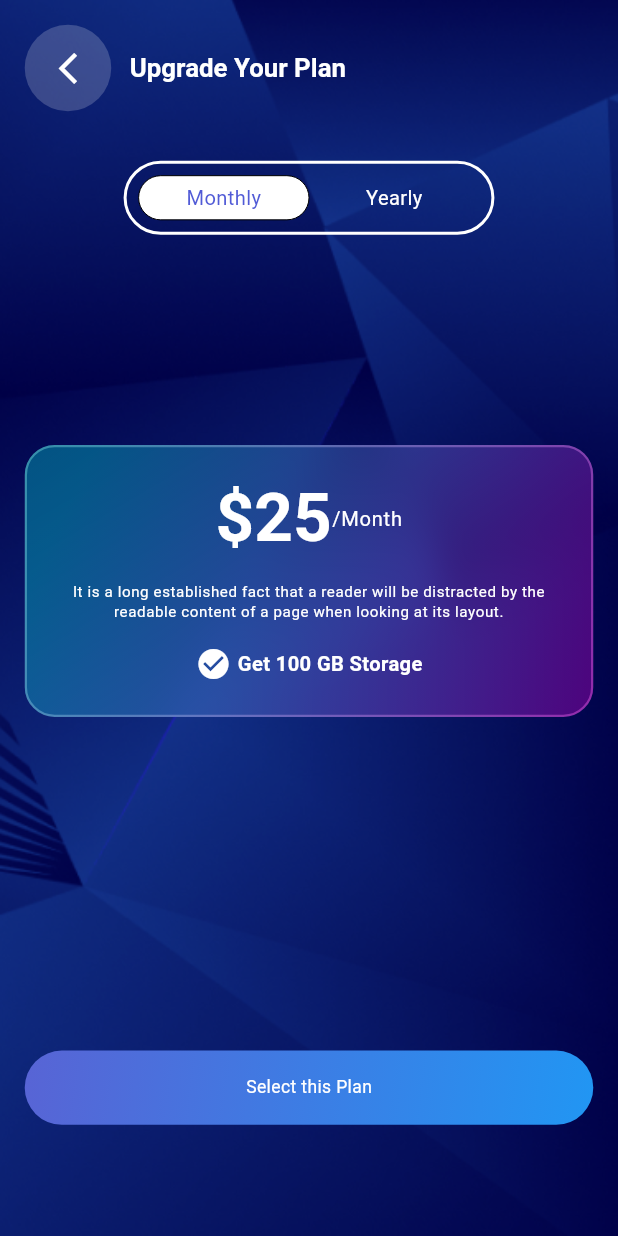
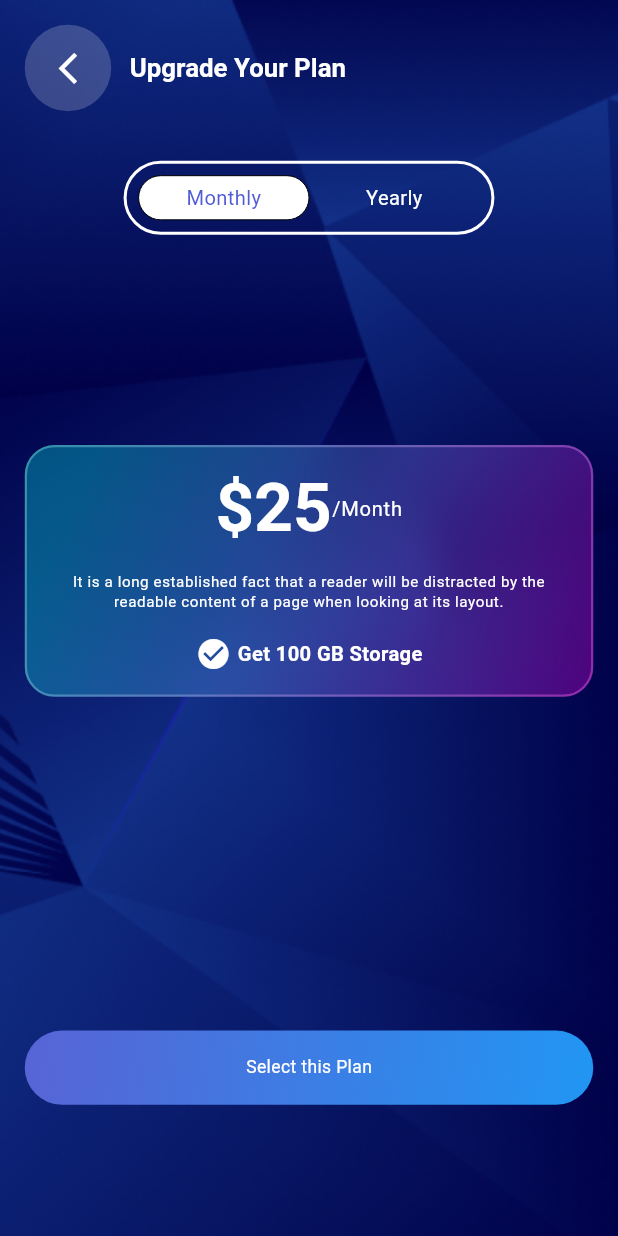
Before and after one commit to waleed-tafsol/remember_my_love_app, a Flutter app: the screen it shows after launch, after a tap on "Sign In", after a tap on "My Storage", on a phone screen of 412 x 824 dp. Run offline on Flutter 3.47's test engine with Material 3 defaults, Android fonts, the light colour scheme and no system bars; drawn by our look-alikes of glassmorphism; our stand-ins replace crystal_navigation_bar, flutter_svg, get, iconly, image_picker, lottie and 3 more; missing offline and left inert: bottom_picker, glassmorphism_widgets.

Commit message:
qa fixes

```diff
--- a/lib/controllers/Calendar_controller.dart
+++ b/lib/controllers/Calendar_controller.dart
@@ -1,11 +1,11 @@
 import 'package:get/get.dart';
 
 class CalendarController extends GetxController {
-  RxBool calendarHidded = false.obs;
+  RxBool calendarHidden = false.obs;
   Rx<DateTime> focusedDay = DateTime.now().obs;
 
   void toggleCalendarVisibility(bool val) {
-    calendarHidded.value != val ? calendarHidded.value = val : null;
+    calendarHidden.value != val ? calendarHidden.value = val : null;
   }
 
   String getMonthName(int month) {
--- a/lib/view/screens/bottom_nav_bar/Bottom_nav_bar.dart
+++ b/lib/view/screens/bottom_nav_bar/Bottom_nav_bar.dart
@@ -1,5 +1,6 @@
 import 'package:crystal_navigation_bar/crystal_navigation_bar.dart';
 import 'package:flutter/material.dart';
+import 'package:remember_my_love_app/constants/StyleConstants.dart';
 import 'package:remember_my_love_app/view/screens/Upload_memory_screens/Upload_memory_screen.dart';
 import 'package:remember_my_love_app/view/screens/bottom_nav_bar/Bottom_nav_bar_screens/Notification_screen.dart';
 import 'package:remember_my_love_app/view/screens/bottom_nav_bar/Bottom_nav_bar_screens/Home_screen.dart';
@@ -8,6 +9,7 @@ import 'package:remember_my_love_app/view/screens/bottom_nav_bar/Bottom_nav_bar_
 import 'package:remember_my_love_app/view/widgets/custom_scaffold.dart';
 import 'package:iconly/iconly.dart';
 import 'package:get/get.dart';
+import 'package:responsive_sizer/responsive_sizer.dart';
 
 import '../../../controllers/Bottom_nav_bar_controller.dart';
 
@@ -38,6 +40,9 @@ class BottomNavBarScreen extends GetView<BottomNavController> {
       bottomNavigationBar: Obx(() {
         return ClipRect(
           child: CrystalNavigationBar(
+            marginR: EdgeInsets.symmetric(vertical: 20, horizontal: 8.w),
+            itemPadding: EdgeInsets.symmetric(vertical: 10, horizontal: 3.w),
+            // margin: EdgeInsets.symmetric(vertical: 2.h, horizontal: 4.w),
             currentIndex:
                 SelectedTab.values.indexOf(controller.selectedTab.value),
             unselectedItemColor: Colors.white70,
--- a/lib/view/screens/splash_screens/Splah_screen.dart
+++ b/lib/view/screens/splash_screens/Splah_screen.dart
@@ -193,7 +193,7 @@ class _SplashScreenState extends State<SplashScreen>
                                 Expanded(
                                     child: Container(
                                   color: Colors.white,
-                                  height: 0.5,
+                                  height: 0.1.h,
                                 )),
                                 Padding(
                                   padding:
@@ -205,7 +205,7 @@ class _SplashScreenState extends State<SplashScreen>
                                 Expanded(
                                     child: Container(
                                   color: Colors.white,
-                                  height: 0.5,
+                                  height: 0.1.h,
                                 )),
                               ],
                             ),
--- a/lib/view/screens/upgrade_plan_screen.dart/upgrade_plan_screen.dart
+++ b/lib/view/screens/upgrade_plan_screen.dart/upgrade_plan_screen.dart
@@ -4,7 +4,6 @@ import 'package:remember_my_love_app/constants/TextConstant.dart';
 import 'package:remember_my_love_app/constants/colors_constants.dart';
 import 'package:remember_my_love_app/constants/constants.dart';
 import 'package:remember_my_love_app/controllers/Choose_your_plan_controller.dart';
-import 'package:remember_my_love_app/view/screens/auth_screens/sign_up_screen.dart';
 import 'package:remember_my_love_app/view/widgets/Custom_glass_container.dart';
 import 'package:remember_my_love_app/view/widgets/Custom_rounded_glass_button.dart';
 import 'package:remember_my_love_app/view/widgets/custom_scaffold.dart';
@@ -115,7 +114,6 @@ class UpgradePlanScreen extends GetView<ChooseYourPlanController> {
                   k4hSizedBox,
                   CustomGlassmorphicContainer(
                     width: double.infinity,
-                    height: 22.h,
                     child: Center(
                       child: Column(
                         crossAxisAlignment: CrossAxisAlignment.center,
@@ -181,7 +179,6 @@ class UpgradePlanScreen extends GetView<ChooseYourPlanController> {
                   k4hSizedBox,
                   CustomGlassmorphicContainer(
                     width: double.infinity,
-                    height: 22.h,
                     child: Center(
                       child: Column(
                         crossAxisAlignment: CrossAxisAlignment.center,
--- a/lib/view/widgets/Custom_glass_calendar_widget.dart
+++ b/lib/view/widgets/Custom_glass_calendar_widget.dart
@@ -15,6 +15,7 @@ class CustomGlassCalendarWidget extends StatelessWidget {
   @override
   Widget build(BuildContext context) {
     return Container(
+        margin: EdgeInsets.symmetric(vertical: 1.h),
         width: double.infinity,
         decoration: BoxDecoration(
           borderRadius: BorderRadius.circular(15),
@@ -27,38 +28,17 @@ class CustomGlassCalendarWidget extends StatelessWidget {
             ],
           ),
           border: Border.all(
-            color: Colors.white.withOpacity(0.5), // Border color
+            color: Colors.white.withOpacity(0.5),
             width: 1,
           ),
         ),
-        // borderRadius: 20,
-        // border: 1.5,
-        // blur: 10,
-        // linearGradient: LinearGradient(
-        //     begin: Alignment.topLeft,
-        //     end: Alignment.bottomRight,
-        //     colors: [
-        //       const Color.fromARGB(255, 2, 255, 242).withOpacity(0.3),
-        //       const Color.fromARGB(255, 255, 0, 238).withOpacity(0.3),
-        //     ],
-        //     stops: const [
-        //       0.1,
-        //       1,
-        //     ]),
-        // borderGradient: LinearGradient(
-        //   begin: Alignment.topLeft,
-        //   end: Alignment.bottomRight,
-        //   colors: [
-        //     const Color.fromARGB(255, 130, 236, 231).withOpacity(0.4),
-        //     const Color.fromARGB(255, 252, 101, 242).withOpacity(0.4),
-        //   ],
-        // ),
-        // height: 45.h,
         child: Theme(
           data: Theme.of(context).copyWith(
               dividerColor: Colors.transparent,
               textTheme: Theme.of(context).textTheme),
           child: ExpansionTile(
+            expansionAnimationStyle: AnimationStyle(
+                curve: Curves.easeInOut, duration: Durations.extralong1),
             onExpansionChanged: (value) {
               controller.toggleCalendarVisibility(value);
             },
@@ -97,19 +77,21 @@ class CustomGlassCalendarWidget extends StatelessWidget {
                 Builder(builder: (context) {
                   return InkWell(
                     onTap: () {
-                      ExpansionTileController.of(context).expand();
-                      controller.toggleCalendarVisibility(false);
+                      if (controller.calendarHidden.value) {
+                        ExpansionTileController.of(context).expand();
+                        controller.toggleCalendarVisibility(false);
+                      }
                       // controller.controller.value.expand();
                     },
                     child: Obx(() {
                       return Container(
-                          color: controller.calendarHidded.value
+                          color: controller.calendarHidden.value
                               ? Colors.transparent
                               : Colors.white,
                           padding: const EdgeInsets.all(3),
                           child: Icon(
                             Icons.window,
-                            color: controller.calendarHidded.value
+                            color: controller.calendarHidden.value
                                 ? Colors.white
                                 : Colors.indigo[600],
                           ));
@@ -119,18 +101,20 @@ class CustomGlassCalendarWidget extends StatelessWidget {
                 Builder(builder: (context) {
                   return InkWell(
                     onTap: () {
-                      ExpansionTileController.of(context).collapse();
-                      controller.toggleCalendarVisibility(true);
+                      if (!controller.calendarHidden.value) {
+                        ExpansionTileController.of(context).collapse();
+                        controller.toggleCalendarVisibility(true);
+                      }
                     },
                     child: Obx(() {
                       return Container(
-                          color: !controller.calendarHidded.value
+                          color: !controller.calendarHidden.value
                               ? Colors.transparent
                               : Colors.white,
                           padding: const EdgeInsets.all(3),
                           child: Icon(
                             Icons.menu,
-                            color: !controller.calendarHidded.value
+                            color: !controller.calendarHidden.value
                                 ? Colors.white
                                 : Colors.indigo[600],
                           ));
```
Also changed, not shown: lib/view/screens/Upload_memory_screens/Upload_memory_screen.dart (+11 -16 lines), 9 other files.
